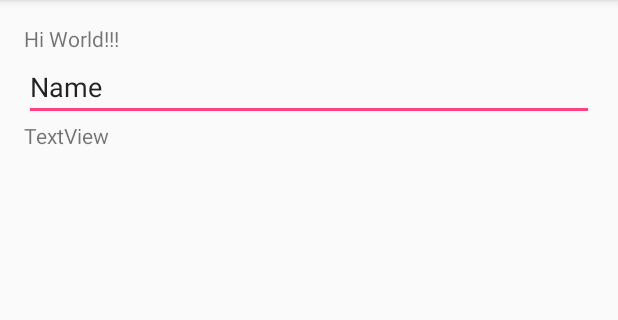
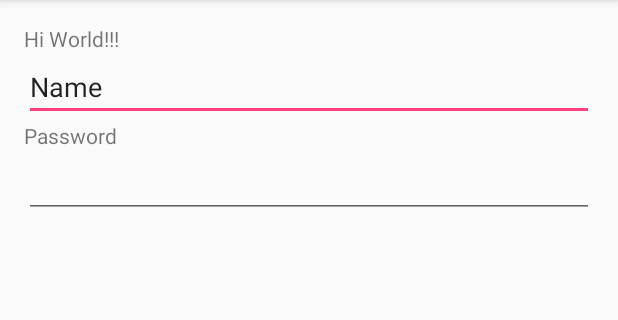
Before and after one commit to fcu-d0223470/Final_Project, an Android app: the screen it shows after launch (MainActivity), on a phone screen of 412 x 824 dp, the part 84-404 px from its top. Run offline under Robolectric (Android 15) with nearby library versions, the phone set to English and light mode, and no system bars.

Commit message:
D0239795

```diff
--- a/app/src/main/res/layout/activity_main.xml
+++ b/app/src/main/res/layout/activity_main.xml
@@ -33,10 +33,17 @@
             android:id="@+id/editText" />
 
         <TextView
-            android:text="TextView"
+            android:text="Password"
             android:layout_width="match_parent"
             android:layout_height="wrap_content"
             android:id="@+id/textView2" />
 
+        <EditText
+            android:layout_width="match_parent"
+            android:layout_height="wrap_content"
+            android:inputType="numberPassword"
+            android:ems="10"
+            android:id="@+id/editText2" />
+
     </LinearLayout>
 </RelativeLayout>
```
